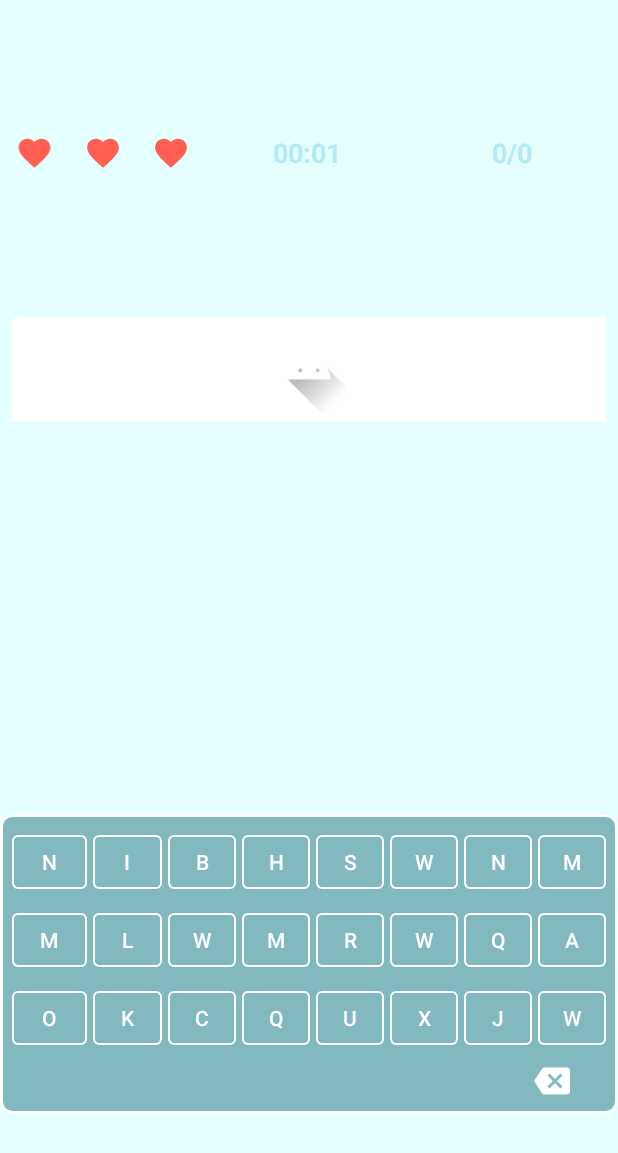
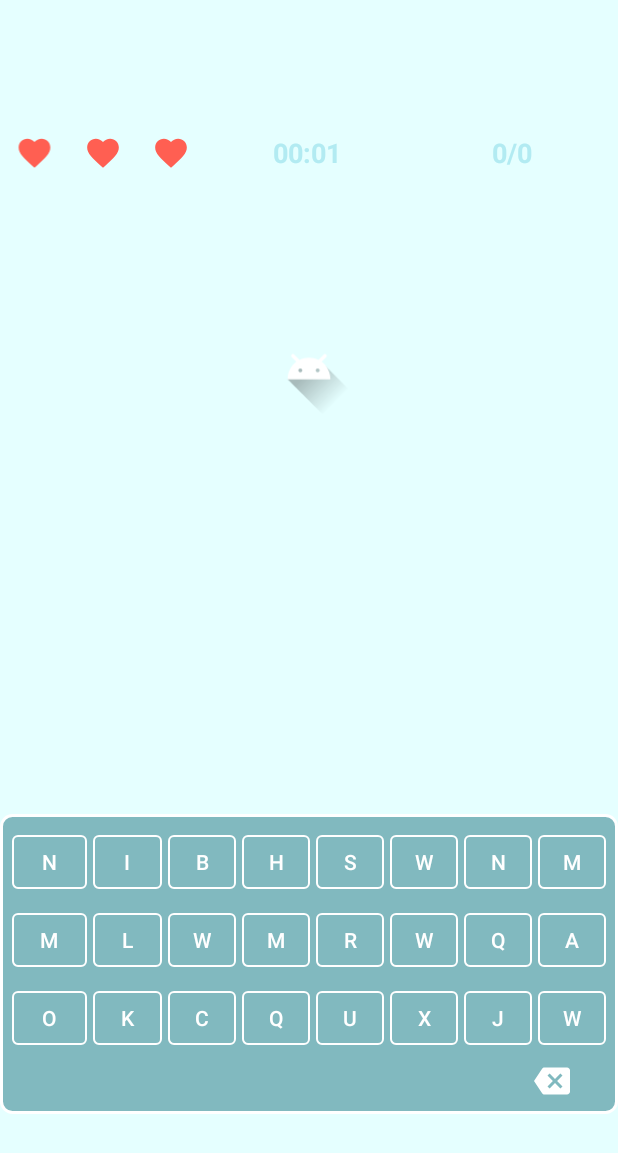
Before and after one commit to emanoelmlsilva/DivineMoveInKotlin, an Android app: the PlayActivity screen opened directly, with no data from a screen before it, on a phone screen of 412 x 824 dp. Shown: the top 1153 px of the screen. Run offline under Robolectric (Android 15) with nearby library versions, the phone set to English and light mode, and no system bars; 4 statements that could not run were skipped.

Commit message:
refatoramento fundo da imagem transparente

```diff
--- a/app/src/main/res/layout/activity_play.xml
+++ b/app/src/main/res/layout/activity_play.xml
@@ -50,7 +50,7 @@
             android:contentDescription="@string/descriptionImageMove" android:layout_marginTop="16dp"
             app:layout_constraintTop_toBottomOf="@+id/linearLayout2" android:layout_marginBottom="16dp"
             app:layout_constraintBottom_toTopOf="@+id/textNameMove"
-            android:background="@android:color/background_light"/>
+    />
 
     <TextView
             android:text="-------------"
```
Also changed, not shown: app/src/main/res/drawable-v24/filme01.png, app/src/main/res/drawable-v24/filme02.png, app/src/main/res/drawable-v24/filme03.png, app/src/main/res/drawable-v24/filme04.png, app/src/main/res/drawable-v24/filme05.png, app/src/main/res/drawable-v24/filme06.png, app/src/main/res/drawable-v24/filme07.png, app/src/main/res/drawable-v24/filme09.png, app/src/main/res/drawable-v24/filme11.png, app/src/main/res/drawable-v24/filme12.png, app/src/main/res/drawable-v24/filme13.png.
